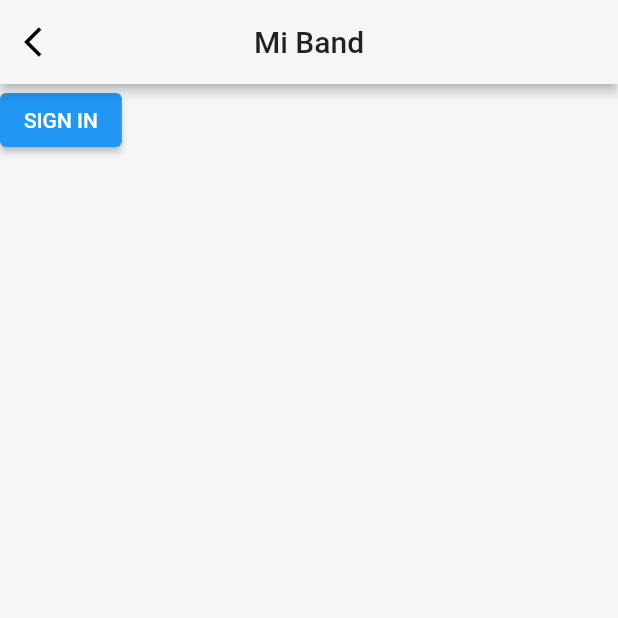
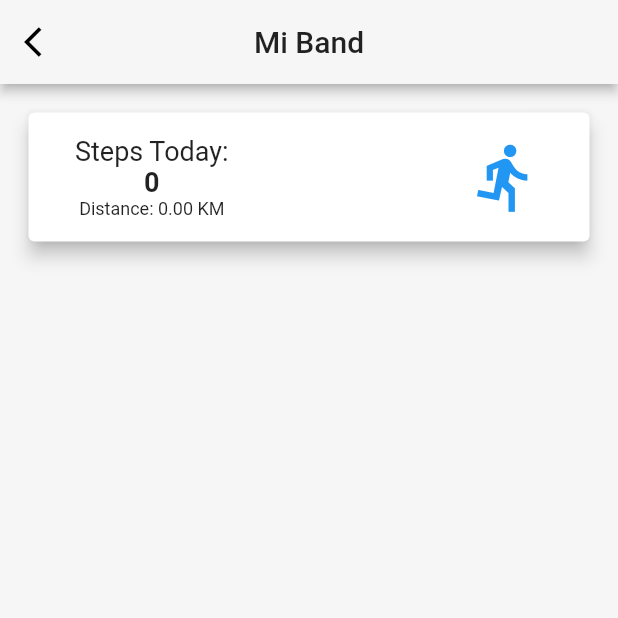
Before and after one commit to samuelkhor97/SummerHealthcareApp, a Flutter app: the MiBandPage screen opened directly, on a phone screen of 412 x 824 dp, the top half of it. Run offline on Flutter 3.47's test engine with Material 2 defaults, Android fonts, the phone set to English and light mode, and no system bars; our stand-ins replace cached_network_image, cloud_firestore, firebase_auth, firebase_core, firebase_storage, flutter_image_compress and 5 more; missing offline and left inert: age; accounts and stored records are empty.

Commit message:
Created number of steps card with live data.

```diff
--- a/summer_healthcare_app/lib/home/user/monitoring/mi_band_page.dart
+++ b/summer_healthcare_app/lib/home/user/monitoring/mi_band_page.dart
@@ -5,8 +5,9 @@
 import 'package:flutter/cupertino.dart';
 import 'package:flutter/material.dart';
 import 'package:summer_healthcare_app/constants.dart';
-import 'package:summer_healthcare_app/widgets/widgets.dart';
 import "package:http/http.dart" as http;
+
+import '../../../constants.dart';
 
 GoogleSignIn _googleSignIn = GoogleSignIn(
   scopes: [
@@ -24,6 +25,7 @@
 }
 
 class _MiBandPageState extends State<MiBandPage> {
+  var todaySteps = 0;
   FirebaseAuth _auth = FirebaseAuth.instance;
   GoogleSignInAccount _currentUser;
 
@@ -36,11 +38,12 @@
       });
       if (_currentUser != null) {
         _getFitData();
+      } else {
+        _handleSignIn();
       }
     });
     _googleSignIn.signInSilently();
   }
-
 
   /// Heart rate body
   // {
@@ -53,26 +56,37 @@
   // "startTimeMillis": 1609430400000
   // }
 
-
   Future<void> _getFitData() async {
+    var now = DateTime.now();
+    // print(now.toUtc().millisecondsSinceEpoch);
+    // print(DateTime(now.year, now.month, now.day).toUtc().millisecondsSinceEpoch);
     var body = jsonEncode({
-      "aggregateBy": [{
+      "aggregateBy": [
+        {
           "dataTypeName": "com.google.step_count.delta",
-        "dataSourceId": "derived:com.google.step_count.delta:com.google.android.gms:estimated_steps"
-      }],
-      "bucketByTime": { "durationMillis": 86400000 },
-      "startTimeMillis": 1609430400000,
-      "endTimeMillis": 1610812800000
+          "dataSourceId":
+              "derived:com.google.step_count.delta:com.google.android.gms:estimated_steps"
+        }
+      ],
+      "bucketByTime": {"durationMillis": 86400000},
+      "startTimeMillis": DateTime(now.year, now.month, now.day - 7).toUtc().millisecondsSinceEpoch,
+      "endTimeMillis": now.toUtc().millisecondsSinceEpoch
     });
 
-    GoogleSignInAuthentication googlesigninauthentication = await _currentUser.authentication;
-    var response = await http
-        .post('https://www.googleapis.com/fitness/v1/users/me/dataset:aggregate',
-        headers: {'authorization': 'Bearer ' + googlesigninauthentication.accessToken},
-        body: body
-        );
+    GoogleSignInAuthentication googlesigninauthentication =
+        await _currentUser.authentication;
+    var response = await http.post(
+        'https://www.googleapis.com/fitness/v1/users/me/dataset:aggregate',
+        headers: {
+          'authorization': 'Bearer ' + googlesigninauthentication.accessToken
+        },
+        body: body);
     var output = jsonDecode(response.body);
-    print(output["bucket"][5]);
+    // The integer after bucket is subject to change, to get today's step value, then it's 7
+    print(output["bucket"][7]["dataset"][0]["point"][0]["value"][0]["intVal"]);
+    setState(() {
+      todaySteps = output["bucket"][7]["dataset"][0]["point"][0]["value"][0]["intVal"];
+    });
   }
 
   Widget build(BuildContext context) {
@@ -93,15 +107,118 @@
             centerTitle: true,
             elevation: Dimensions.d_3,
           ),
-        body: Column(
+          body: ListView(
             children: <Widget>[
-            ElevatedButton(
-              child: const Text('SIGN IN'),
-              onPressed: _handleSignIn,
+              Padding(
+                padding: EdgeInsets.only(
+                    top: Dimensions.d_15,
+                    left: Dimensions.d_15,
+                    right: Dimensions.d_15),
+                child: Card(
+                  clipBehavior: Clip.antiAlias,
+                  elevation: 5,
+                  child: Padding(
+                    padding: EdgeInsets.all(Dimensions.d_15),
+                    child: Column(
+                      crossAxisAlignment: CrossAxisAlignment.start,
+                      children: [
+                        ListTile(
+                          leading: Column(
+                            children: <Widget>[
+                              Text(
+                                'Steps Today:',
+                                style: TextStyle(
+                                  fontSize: FontSizes.biggerText
+                                ),
+                              ),
+                              Text(
+                                '${todaySteps}',
+                                style: TextStyle(
+                                  fontSize: FontSizes.biggerText,
+                                  fontWeight: FontWeight.bold
+                                ),
+                              ),
+                              Text(
+                                'Distance: ${(todaySteps/1312.33595801).toStringAsFixed(2)} KM',
+                                style: TextStyle(
+                                    fontSize: FontSizes.smallText
+                                ),
                               )
                             ],
                           ),
+                          trailing: Icon(
+                            Icons.directions_run,
+                            color: Colours.secondaryColour,
+                            size: Dimensions.d_50,
                           ),
+                        ),
+                      ],
+                    ),
+                  ),
+                ),
+              ),
+              // Padding(
+              //   padding: EdgeInsets.only(
+              //       top: Dimensions.d_15,
+              //       left: Dimensions.d_15,
+              //       right: Dimensions.d_15),
+              //   child: Card(
+              //     clipBehavior: Clip.antiAlias,
+              //     elevation: 5,
+              //     child: Padding(
+              //       padding: EdgeInsets.all(Dimensions.d_15),
+              //       child: Column(
+              //         crossAxisAlignment: CrossAxisAlignment.start,
+              //         children: [
+              //           ListTile(
+              //             leading: Column(
+              //               children: <Widget>[
+              //                 Text(
+              //                   'Last Night Sleep Hours:',
+              //                   style: TextStyle(
+              //                       fontSize: FontSizes.biggerText
+              //                   ),
+              //                 ),
+              //                 Text(
+              //                   '8h 32min',
+              //                   style: TextStyle(
+              //                       fontSize: FontSizes.biggerText,
+              //                       fontWeight: FontWeight.bold
+              //                   ),
+              //                 ),
+              //                 Text(
+              //                   'Deep sleep: 2h 20min',
+              //                   style: TextStyle(
+              //                       fontSize: FontSizes.smallText
+              //                   ),
+              //                 ),
+              //                 Text(
+              //                   'Light sleep: 6h 12min',
+              //                   style: TextStyle(
+              //                       fontSize: FontSizes.smallText
+              //                   ),
+              //                 ),
+              //                 Text(
+              //                   'Awake: 0min',
+              //                   style: TextStyle(
+              //                       fontSize: FontSizes.smallText
+              //                   ),
+              //                 ),
+              //               ],
+              //             ),
+              //             trailing: Icon(
+              //               Icons.king_bed_rounded,
+              //               color: Colours.secondaryColour,
+              //               size: Dimensions.d_50,
+              //             ),
+              //           ),
+              //         ],
+              //       ),
+              //     ),
+              //   ),
+              // )
+            ],
+          )),
     );
   }
 
@@ -116,3 +233,12 @@
   // signout function
   Future<void> _handleSignOut() => _googleSignIn.disconnect();
 }
+
+// Column(
+// children: <Widget>[
+// ElevatedButton(
+// child: const Text('SIGN IN'),
+// onPressed: _handleSignIn,
+// )
+// ],
+// ),
```
Lines whose indentation alone changed are shown as unchanged.
